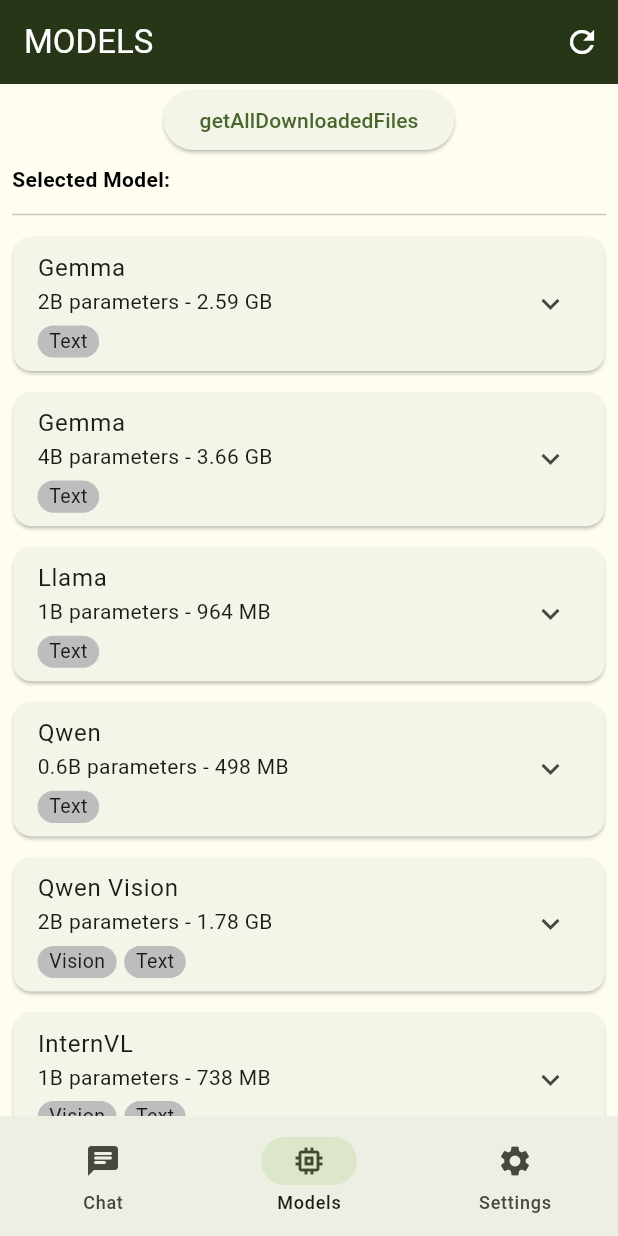
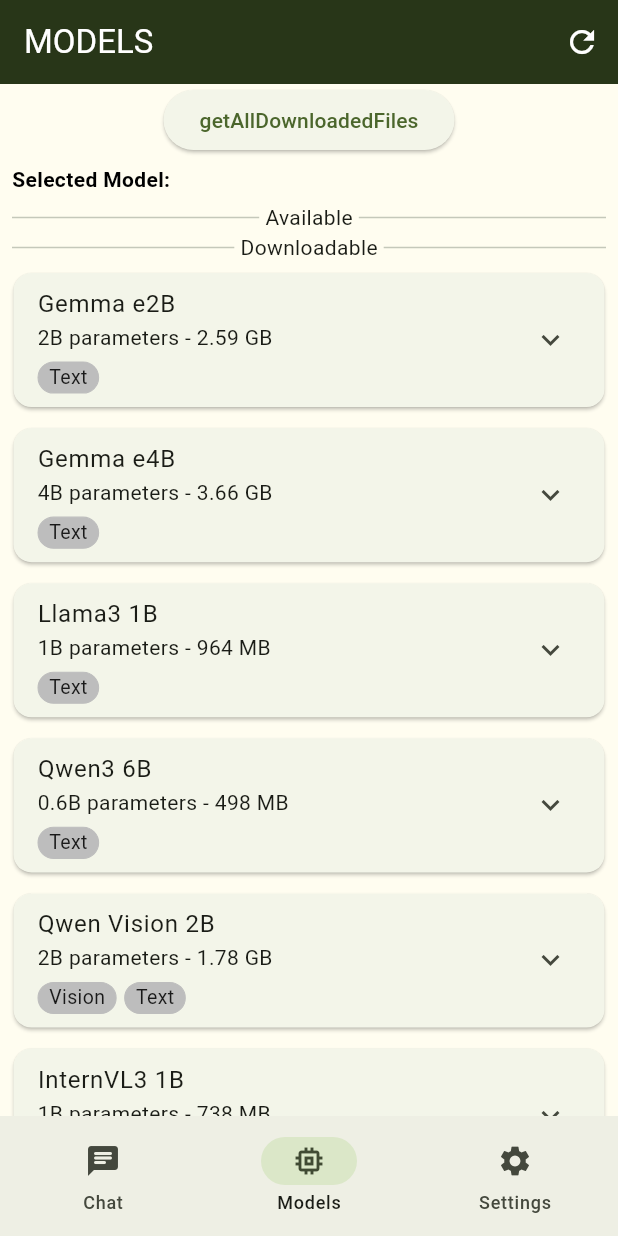
Before and after one commit to Ravish-Vishwakarma/Pike, a Flutter app: the screen it shows after launch, after a tap on "Download", on a phone screen of 412 x 824 dp. Run offline on Flutter 3.47's test engine with Material 3 defaults, Android fonts, the phone set to English and light mode, and no system bars; our stand-ins replace sqflite; missing offline and left inert: background_downloader; accounts and stored records are empty.

Commit message:
Added model selection

```diff
--- a/lib/Pages/models_page.dart
+++ b/lib/Pages/models_page.dart
@@ -20,8 +20,9 @@
   // -------------------- VARIABLES -------------------- //
   String modelName = "";
   final models = allModels.values.toList();
-  Set<String> downloadedModels = {};
+  List<AIModel> availableModels = [];
   List<AIModel> downloadableModel = [];
+  int? selectedModelId = 1;
 
   // ------------------- Functions -------------------- //
   Future<void> getModelName() async {
@@ -34,20 +35,24 @@
     });
   }
 
-  Future<void> loadDownloadableModels() async {
+  Future<void> loadModels() async {
     final files = await Downloader.getAllDownloadedFiles();
+
+    final fileNames = files.map((file) => p.basename(file)).toSet();
+
+    final downloaded = models.where((model) {
+      return fileNames.contains(model.filename);
+    }).toList();
+
+    final available = models.where((model) {
+      return !fileNames.contains(model.filename);
+    }).toList();
 
     if (!mounted) return;
 
-    final fileNames = files.map((file) => p.basename(file)).toSet();
-
-    final availableModels = models.where((model) {
-      return !fileNames.contains(model.filename);
-    }).toList();
-
     setState(() {
-      downloadedModels = fileNames;
-      downloadableModel = availableModels;
+      availableModels = downloaded;
+      downloadableModel = available;
     });
   }
 
@@ -56,7 +61,7 @@
   void initState() {
     super.initState();
     getModelName();
-    loadDownloadableModels();
+    loadModels();
   }
 
   // -------------------- BUILDER -------------------- //
@@ -80,7 +85,7 @@
           children: [
             ElevatedButton(
               onPressed: () {
-                print(downloadedModels);
+                print(availableModels);
                 for (var mo in downloadableModel) {
                   print(mo.filename);
                 }
@@ -90,7 +95,35 @@
             SelectedModelWidget(modelName: modelName),
             Padding(
               padding: const EdgeInsets.symmetric(horizontal: 8, vertical: 0),
-              child: Divider(),
+              child: Row(
+                spacing: 4,
+                children: [
+                  Expanded(child: Divider()),
+                  Text("Available"),
+                  Expanded(child: Divider()),
+                ],
+              ),
+            ),
+
+            DownloadedModelWidget(
+              models: availableModels,
+              selectedModelChange: (id) {
+                setState(() {
+                  selectedModelId = id;
+                });
+                print('Selected model ID: $id');
+              },
+            ),
+            Padding(
+              padding: const EdgeInsets.symmetric(horizontal: 8, vertical: 0),
+              child: Row(
+                spacing: 4,
+                children: [
+                  Expanded(child: Divider()),
+                  Text("Downloadable"),
+                  Expanded(child: Divider()),
+                ],
+              ),
             ),
             ListView.builder(
               shrinkWrap: true,
@@ -101,6 +134,7 @@
                 return ModelDownloadCard(model: model);
               },
             ),
+
             SizedBox(height: 50),
           ],
         ),
@@ -175,7 +209,7 @@
               padding: const EdgeInsets.all(0),
               child: Column(
                 children: [
-                  Text('Model ID: ${model.id}'),
+                  Text('file: ${model.filename}'),
                   const SizedBox(height: 8),
                   ElevatedButton(
                     onPressed: () {
@@ -213,3 +247,49 @@
     );
   }
 }
+
+// ====================================================================== //
+
+class DownloadedModelWidget extends StatefulWidget {
+  final ValueChanged<int?> selectedModelChange;
+  final List<AIModel> models;
+
+  const DownloadedModelWidget({
+    super.key,
+    required this.selectedModelChange,
+    required this.models,
+  });
+
+  @override
+  State<DownloadedModelWidget> createState() => _DownloadedModelWidgetState();
+}
+
+class _DownloadedModelWidgetState extends State<DownloadedModelWidget> {
+  int? selectedModelId;
+
+  @override
+  Widget build(BuildContext context) {
+    return Column(
+      children: [
+        RadioGroup<int>(
+          groupValue: selectedModelId,
+          onChanged: (value) {
+            setState(() {
+              selectedModelId = value;
+            });
+
+            widget.selectedModelChange(value);
+          },
+          child: Column(
+            children: widget.models.map((model) {
+              return RadioListTile<int>(
+                title: Text(model.name),
+                value: model.id,
+              );
+            }).toList(),
+          ),
+        ),
+      ],
+    );
+  }
+}
--- a/lib/Utilities/models.dart
+++ b/lib/Utilities/models.dart
@@ -1,7 +1,7 @@
 enum ModelModality { text, vision }
 
 class AIModel {
-  final String id;
+  final int id;
   final String name;
   final String filename;
   final String download;
@@ -29,8 +29,8 @@
 
 const Map<String, AIModel> allModels = {
   "gemma-4-e2b": AIModel(
-    id: "gemma-4-e2b",
-    name: "Gemma",
+    id: 1,
+    name: "Gemma e2B",
     filename: "gemma-4-E2B-it.litertlm",
     download:
         "https://huggingface.co/litert-community/gemma-4-E2B-it-litert-lm/resolve/main/gemma-4-E2B-it.litertlm",
@@ -39,8 +39,8 @@
     modalities: [ModelModality.text],
   ),
   "gemma-4-e4b": AIModel(
-    id: "gemma-4-e4b",
-    name: "Gemma",
+    id: 2,
+    name: "Gemma e4B",
     filename: "gemma-4-E4B-it.litertlm",
     download:
         "https://huggingface.co/litert-community/gemma-4-E4B-it-litert-lm/resolve/main/gemma-4-E4B-it.litertlm",
@@ -49,8 +49,8 @@
     modalities: [ModelModality.text],
   ),
   "llama-3.2-1b": AIModel(
-    id: "llama-3.2-1b",
-    name: "Llama",
+    id: 3,
+    name: "Llama3 1B",
     filename: "llama3_2_1b_mixed_int4_gpu.litertlm",
     download:
         "https://huggingface.co/litert-community/Llama-3.2-1B/resolve/main/llama3_2_1b_mixed_int4_gpu.litertlm",
@@ -59,8 +59,8 @@
     modalities: [ModelModality.text],
   ),
   "qwen3-0.6b": AIModel(
-    id: "qwen3-0.6b",
-    name: "Qwen",
+    id: 4,
+    name: "Qwen3 6B",
     filename: "qwen3_0_6b_mixed_int4.litertlm",
     download:
         "https://huggingface.co/litert-community/Qwen3-0.6B/resolve/main/qwen3_0_6b_mixed_int4.litertlm",
@@ -69,8 +69,8 @@
     modalities: [ModelModality.text],
   ),
   "qwen2-vl-2b": AIModel(
-    id: "qwen2-vl-2b",
-    name: "Qwen Vision",
+    id: 5,
+    name: "Qwen Vision 2B",
     filename: "Qwen2-VL-2B.litertlm",
     download:
         "https://huggingface.co/litert-community/Qwen2-VL-2B/resolve/main/Qwen2-VL-2B.litertlm",
@@ -79,8 +79,8 @@
     modalities: [ModelModality.text, ModelModality.vision],
   ),
   "internvl3-1b": AIModel(
-    id: "internvl3-1b",
-    name: "InternVL",
+    id: 6,
+    name: "InternVL3 1B",
     filename: "InternVL3-1B.litertlm",
     download:
         "https://huggingface.co/litert-community/InternVL3-1B/resolve/main/InternVL3-1B.litertlm",
```
